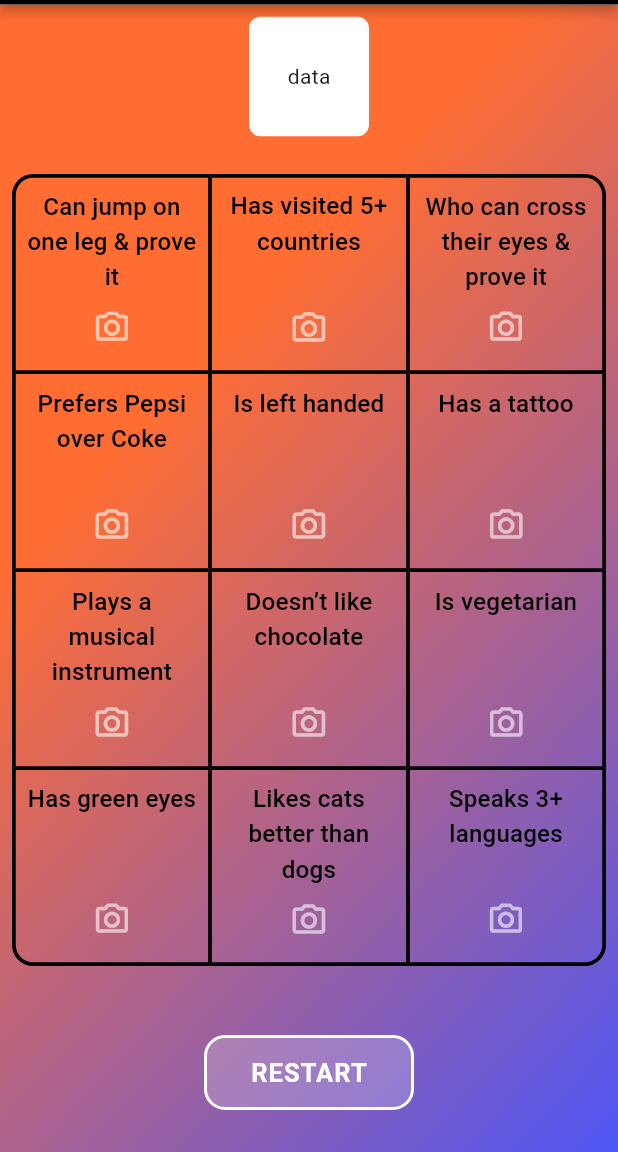
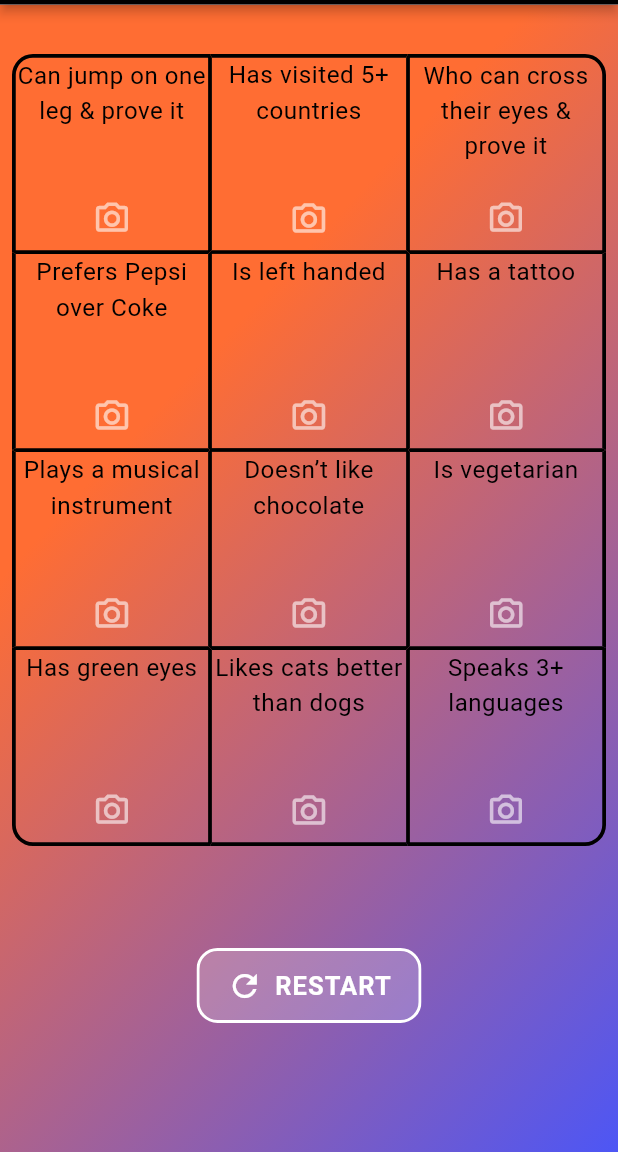
Before and after one commit to CsibiCsabi/bingo_app, a Flutter app: the screen it shows after launch, after a tap on "RESTART", on a phone screen of 412 x 824 dp, the part 84-1236 px from its top. Run offline on Flutter 3.47's test engine with Material 3 defaults, Android fonts, the phone set to English and light mode, and no system bars; drawn by our look-alikes of flutter_animate; our stand-ins replace camera, image_picker.

Commit message:
Adding animations, fixing tile widget

```diff
--- a/lib/main.dart
+++ b/lib/main.dart
@@ -1,6 +1,6 @@
 import 'package:bingo_app/main_page.dart';
 import 'package:flutter/material.dart';
-
+import 'package:flutter_animate/flutter_animate.dart';
 void main() {
   runApp(const MainApp());
 }
@@ -24,10 +24,16 @@ class MainApp extends StatelessWidget {
               elevation: 3,
               shadowColor: Colors.black,
               bottom: PreferredSize(preferredSize: const Size.fromHeight(3), child: Container(color: Colors.black, height: 3,)),
-              centerTitle: true,
-              title: Text(
-                'HUMAN BINGO',
-                style: TextStyle(fontSize: 25, fontWeight: FontWeight.bold),
+              title: Row(
+                children: [
+                  Animate(
+                    effects: [FadeEffect(), ScaleEffect()],
+                    child: Text(
+                      'HUMAN BINGO',
+                      style: TextStyle(fontSize: 25, fontWeight: FontWeight.bold),
+                    ),
+                  )
+                ],
               ),
               leading: new Container(
                 alignment: Alignment.centerLeft,
@@ -36,6 +42,6 @@ class MainApp extends StatelessWidget {
               ),
               leadingWidth: MediaQuery.of(context).size.width / 3.5,
             ),
-            body: MainPage()));
+            body: const MainPage()));
   }
 }
--- a/lib/main_page.dart
+++ b/lib/main_page.dart
@@ -1,7 +1,6 @@
-import 'package:bingo_app/models/gradient_text.dart';
 import 'package:bingo_app/models/tile.dart';
-import 'package:flutter/foundation.dart';
 import 'package:flutter/material.dart';
+import 'package:flutter_animate/flutter_animate.dart';
 
 class MainPage extends StatefulWidget {
   const MainPage({super.key});
@@ -26,6 +25,8 @@ class _MainPageState extends State<MainPage> {
     "Has a tattoo"
   ];
   List<List> rows = [];
+
+  var resetCount = 0;
 
   void randomize() {
     tasks.shuffle();
@@ -65,7 +66,6 @@ class _MainPageState extends State<MainPage> {
     taskList[tasks.indexOf(task)] = true;
     for (bool i in taskList) {
       if (!i) {
-        print("Not all tasks are finished!");
         return;
       }
     }
@@ -75,7 +75,6 @@ class _MainPageState extends State<MainPage> {
   List<Tile> taskTiles = [];
 
   void getCells() {
-    print("eleg sokszor lefut...");
     taskTiles = [];
     for (int i = 0; i < tasks.length; i++) {
       taskTiles.add(Tile(tasks[i], finishTask));
@@ -87,7 +86,7 @@ class _MainPageState extends State<MainPage> {
     showDialog(
       context: context,
       builder: (context) => AlertDialog(
-        title: Center(child: Text("BINGO!")),
+        title: const Center(child: Text("BINGO!")),
         content: SizedBox(
           height: screenWidth / 4,
           width: screenWidth / 3,
@@ -99,10 +98,10 @@ class _MainPageState extends State<MainPage> {
               },
               child: const Text("YAY!"))
         ],
-        backgroundColor: Color.fromARGB(180, 0, 0, 0),
-        titleTextStyle: TextStyle(
+        backgroundColor: const Color.fromARGB(180, 0, 0, 0),
+        titleTextStyle: const TextStyle(
             fontSize: 30, color: Colors.white, fontWeight: FontWeight.w200),
-        contentTextStyle: TextStyle(
+        contentTextStyle: const TextStyle(
           color: Colors.white,
           fontSize: 17,
         ),
@@ -129,24 +128,32 @@ class _MainPageState extends State<MainPage> {
       cells.add(Container(
         decoration: BoxDecoration(
           borderRadius: BorderRadius.only(
-              topLeft: i == 0 ? Radius.circular(round) : Radius.circular(0),
-              topRight:
-                  i == size - 1 ? Radius.circular(round) : Radius.circular(0),
+              topLeft:
+                  i == 0 ? Radius.circular(round) : const Radius.circular(0),
+              topRight: i == size - 1
+                  ? Radius.circular(round)
+                  : const Radius.circular(0),
               bottomLeft: i == tasks.length - size
                   ? Radius.circular(round)
-                  : Radius.circular(0),
+                  : const Radius.circular(0),
               bottomRight: i == tasks.length - 1
                   ? Radius.circular(round)
-                  : Radius.circular(0)),
+                  : const Radius.circular(0)),
           border: Border(
               right: BorderSide(
-                  color: borderColor, width: i % size == size - 1 ? borderWidth : borderWidth / 2),
+                  color: borderColor,
+                  width: i % size == size - 1 ? borderWidth : borderWidth / 2),
               bottom: BorderSide(
                   color: borderColor,
-                  width: i > tasks.length - size - 1 ? borderWidth : borderWidth / 2),
-              left:
-                  BorderSide(color: borderColor, width: i % size == 0 ? borderWidth : borderWidth / 2),
-              top: BorderSide(color: borderColor, width: i < size ? borderWidth : borderWidth / 2)),
+                  width: i > tasks.length - size - 1
+                      ? borderWidth
+                      : borderWidth / 2),
+              left: BorderSide(
+                  color: borderColor,
+                  width: i % size == 0 ? borderWidth : borderWidth / 2),
+              top: BorderSide(
+                  color: borderColor,
+                  width: i < size ? borderWidth : borderWidth / 2)),
         ),
         child: taskTiles[i],
       ));
@@ -155,6 +162,7 @@ class _MainPageState extends State<MainPage> {
 
   void restart() {
     setState(() {
+      resetCount++;
       randomize();
       taskList = [
         false,
@@ -183,6 +191,9 @@ class _MainPageState extends State<MainPage> {
     getCells();
   }
 
+  bool _resetAnimation = false;
+  bool _isResetting = false;
+
   var boxcolor = Colors.blue;
   @override
   Widget build(BuildContext context) {
@@ -202,15 +213,15 @@ class _MainPageState extends State<MainPage> {
         child: SafeArea(
           child: Column(
             children: [
-              Material(
+              /*Material(
                 color: Colors.transparent, // Fontos!
                 child: InkWell(
                   onTap: () {
                     showBingo();
                   },
                   borderRadius: BorderRadius.circular(8),
-                  splashColor: Color.fromARGB(255, 15, 63, 102),
-                  highlightColor: Color.fromARGB(255, 63, 131, 199),
+                  splashColor: const Color.fromARGB(255, 15, 63, 102),
+                  highlightColor: const Color.fromARGB(255, 63, 131, 199),
                   child: Ink(
                     decoration: BoxDecoration(
                       color: const Color.fromARGB(255, 255, 255, 255),
@@ -219,29 +230,130 @@ class _MainPageState extends State<MainPage> {
                     ),
                     width: 80,
                     height: 80,
-                    child: Center(
+                    child: const Center(
                       child: Text('data'),
                     ),
                   ),
                 ),
+              ),*/
+              const SizedBox(
+                height: 25,
               ),
-              SizedBox(height: 25,),
               Expanded(
-                child: GridView.count(crossAxisCount: size, children: cells),
+                child: GridView.count(crossAxisCount: size, children: [
+                  for (int i = 0; i < cells.length; i++)
+                    Animate(
+                      delay: (i * 120).ms,
+                      effects: [
+                        SlideEffect(begin: Offset(0, 0.5), end: Offset.zero),
+                        FadeEffect()
+                      ],
+                      key: ValueKey('${resetCount}_$i'),
+                      child: cells[i],
+                    )
+                ]),
               ),
+              Column(
+                children: [
+                  // RESET gomb
+                  Material(
+                    color: Colors.transparent,
+                    child: InkWell(
+                      borderRadius: BorderRadius.circular(14),
+                  splashColor: const Color.fromRGBO(255, 109, 51, 0.5),
+                      onTap: () {
+                        // 1. Animáció indítása
+                        setState(() {
+                          _resetAnimation = true;
+                          _isResetting = true;
+                        });
+
+                        // 2. Reset logika
+                        restart();
+
+                        // 3. Animáció visszaállítása
+                        Future.delayed(1.seconds, () {
+                          setState(() {
+                            _resetAnimation = false;
+                          _isResetting = false;
+                          });
+                        });
+                      },
+                      child: Ink(
+                        height: 50,
+                        width: 150,
+                        decoration: BoxDecoration(
+                          borderRadius: BorderRadius.circular(14),
+                          color: const Color.fromRGBO(255, 255, 255, 0.2),
+                          border: Border.all(
+                              color: const Color.fromARGB(255, 255, 255, 255),
+                              width: 2),
+                        ),
+                        child: Row(
+                          mainAxisAlignment: MainAxisAlignment.center,
+                          children: [
+                            _isResetting
+  ? Icon(Icons.refresh, color: Colors.white)
+      .animate()
+      .rotate(duration: 0.9.seconds)
+  : Icon(Icons.refresh, color: Colors.white),
+                            SizedBox(width: 8),
+                            Text(
+                              'RESTART',
+                              style: TextStyle(
+                                  fontWeight: FontWeight.w600,
+                                  fontSize: 17,
+                                  letterSpacing: 0.7,
+                                  color: Colors.white),
+                            ),
+                          ],
+                        ),
+                      ),
+                    ),
+                  ),
+
+                  // Animáció amit a gomb indít
+                  Container(
+                    padding: EdgeInsets.all(16),
+                    child: Text(
+                      'New game started!',
+                      style: TextStyle(fontSize: 18),
+                    ),
+                  )
+                      .animate(
+                        autoPlay: false,
+                        target: _resetAnimation ? 1 : 0,
+                      )
+                      .fadeIn(duration: 300.ms)
+                      .slideY(begin: -0.5)
+                      .then(delay: 500.ms)
+                      .fadeOut(duration: 300.ms),
+                ],
+              ),
+              const SizedBox(height: 20),
+            ],
+          ),
+        ),
+      ),
+    );
+  }
+}
+/*
 Material(
                 color: Colors.transparent, // Fontos!
                 child: InkWell(
                   borderRadius: BorderRadius.circular(14),
                   onTap: restart,
-                    splashColor: Color.fromRGBO(255, 109, 51, 0.5),
+                  splashColor: const Color.fromRGBO(255, 109, 51, 0.5),
                   child: Ink(
                     height: 50,
                     width: 140,
                     decoration: BoxDecoration(
                       borderRadius: BorderRadius.circular(14),
                       color: const Color.fromRGBO(255, 255, 255, 0.2),
-                        border: Border.all(color: const Color.fromARGB(255, 255, 255, 255), width: 2),
+                      border: Border.all(
+                          color: const Color.fromARGB(255, 255, 255, 255),
+                          width: 2),
                     ),
                     child: const Center(
                       child: Text(
@@ -250,26 +362,10 @@ class _MainPageState extends State<MainPage> {
                             fontWeight: FontWeight.w600,
                             fontSize: 17,
                             letterSpacing: 0.7,
-                            color: Colors.white
+                            color: Colors.white),
                       ),
                     ),
                   ),
-                    )),
-              ),
-              SizedBox(height: 20),
-            ],
                 ),
               ),
-      ),
-    );
-  }
-}
-
-// tasks.map((e) => Tile(e, finishTask)).toList(),
-/*
-...rows.map((datas) {
-            return Row(
-                mainAxisAlignment: MainAxisAlignment.spaceEvenly,
-                children: datas.map((item) => Tile(item, finishTask)).toList());
-          })
 */
--- a/lib/models/gradient_text.dart
+++ b/lib/models/gradient_text.dart
@@ -2,7 +2,7 @@ import 'package:flutter/material.dart';
 
 class GradientText extends StatelessWidget {
   const GradientText(
-    this.text, {
+    this.text, {super.key,
     required this.gradient,
     this.style,
   });
--- a/lib/models/tile.dart
+++ b/lib/models/tile.dart
@@ -108,23 +108,23 @@ class _TileState extends State<Tile> {
       borderRadius: BorderRadiusGeometry.only(
           topLeft: widget.corner == "topLeft"
               ? Radius.circular(round)
-              : Radius.circular(0),
+              : const Radius.circular(0),
           topRight: widget.corner == "topRight"
               ? Radius.circular(round)
-              : Radius.circular(0),
+              : const Radius.circular(0),
           bottomLeft: widget.corner == "bottomLeft"
               ? Radius.circular(round)
-              : Radius.circular(0),
+              : const Radius.circular(0),
           bottomRight: widget.corner == "bottomRight"
               ? Radius.circular(round)
-              : Radius.circular(0)),
+              : const Radius.circular(0)),
       child: FittedBox(
         fit: BoxFit.cover,
         clipBehavior: Clip.hardEdge,
         child: Container(
             width: size,
             height: size,
-          decoration: BoxDecoration(
+            decoration: const BoxDecoration(
                 //color: Theme.of(context).colorScheme.primary,
                 //borderRadius: BorderRadius.all(Radius.circular(15)),
                 ),
@@ -133,15 +133,61 @@ class _TileState extends State<Tile> {
                     fit: BoxFit.cover,
                     clipBehavior: Clip.hardEdge,
                     child: TextButton(
-                      style: ButtonStyle(
-                        padding: WidgetStatePropertyAll(EdgeInsets.all(0))
-                      ),
+                        style: const ButtonStyle(
+                            padding: WidgetStatePropertyAll(EdgeInsets.all(0))),
                         onPressed: makeImage,
                         child: kIsWeb
                             ? Image.memory(webImage!)
                             : Image.file(image!)))
                 :
                 //not taken the img
+                Material(
+                    color: Colors.transparent,
+                    child: InkWell(
+                      onTap: makeImage,
+                      splashColor: const Color.fromARGB(50, 255, 255, 255),
+                      child: Ink(
+                        child: widget.imageTaken
+                            ? FittedBox(
+                              fit: BoxFit.cover,
+                              clipBehavior: Clip.hardEdge,
+                              child: kIsWeb
+                                ? Image.memory(webImage!)
+                                : Image.file(image!)
+                            )
+                            : Column(
+                                mainAxisAlignment:
+                                    MainAxisAlignment.spaceBetween,
+                                children: [
+                                  Text(
+                                    widget.task,
+                                    textAlign: TextAlign.center,
+                                    style: TextStyle(
+                                      fontSize: screenWidth / (oszto * 8),
+                                      color: Colors.black,
+                                    ),
+                                    softWrap: true,
+                                  ),
+                                  Container(
+                                      height: size / 3,
+                                      width: size / 2,
+                                      decoration: BoxDecoration(
+                                        borderRadius: BorderRadius.circular(10),
+                                      ),
+                                      child: Icon(
+                                        Icons.camera_alt_outlined,
+                                        size: size / 5,
+                                        color: const Color.fromRGBO(
+                                            255, 255, 255, 0.6),
+                                        weight: 1,
+                                      )),
+                                ],
+                              ),
+                      ),
+                    ),
+                  )
+
+            /*
               Padding(
                   padding: const EdgeInsets.all(5.0),
                   child: TextButton(
@@ -170,13 +216,14 @@ class _TileState extends State<Tile> {
                             child: Icon(
                               Icons.camera_alt_outlined,
                               size: size / 5,
-                              color: Color.fromRGBO(255, 255, 255, 0.6),
+                              color: const Color.fromRGBO(255, 255, 255, 0.6),
                               weight: 1,
                             )),
                       ],
                     ),
                   ),
                 ),
+              */
             ),
       ),
     );
--- a/pubspec.yaml
+++ b/pubspec.yaml
@@ -11,6 +11,7 @@ dependencies:
   camera_web: ^0.3.5+1
   flutter:
     sdk: flutter
+  flutter_animate: ^4.5.2
   image_picker: ^1.2.1
 
 dev_dependencies:
```
Lines whose indentation alone changed are shown as unchanged.
